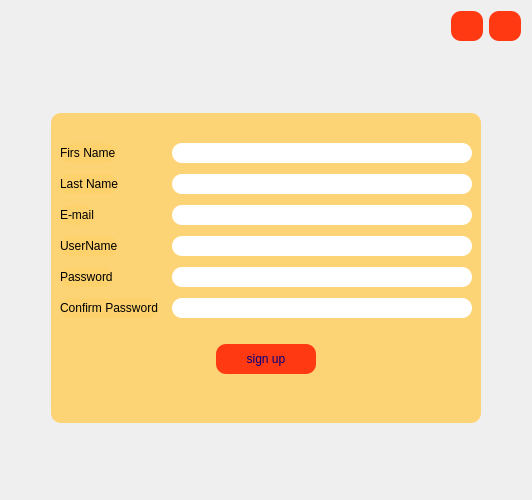
Qt form signup.ui (fatemebd/Library) before a commit.
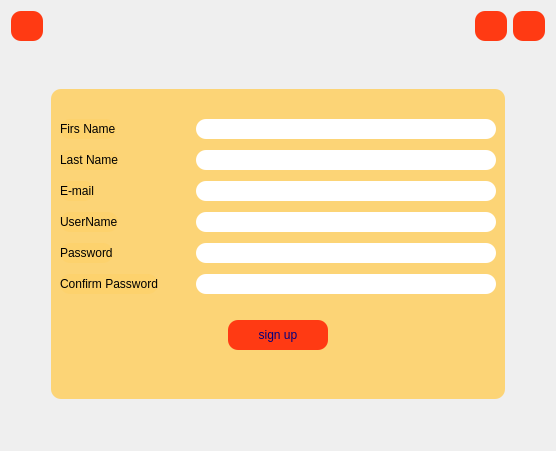
The same form after that commit. Icons and pictures are not drawn.

Commit message: Adding return button

Diff of the .ui file:
```diff
--- a/signup.ui
+++ b/signup.ui
@@ -6,8 +6,8 @@
    <rect>
     <x>0</x>
     <y>0</y>
-    <width>532</width>
-    <height>500</height>
+    <width>556</width>
+    <height>451</height>
    </rect>
   </property>
   <property name="sizePolicy">
@@ -19,7 +19,7 @@
   <property name="minimumSize">
    <size>
     <width>500</width>
-    <height>500</height>
+    <height>400</height>
    </size>
   </property>
   <property name="windowTitle">
@@ -45,6 +45,26 @@
      <property name="topMargin">
       <number>0</number>
      </property>
+     <item>
+      <widget class="QPushButton" name="back">
+       <property name="minimumSize">
+        <size>
+         <width>30</width>
+         <height>30</height>
+        </size>
+       </property>
+       <property name="cursor">
+        <cursorShape>PointingHandCursor</cursorShape>
+       </property>
+       <property name="text">
+        <string/>
+       </property>
+       <property name="icon">
+        <iconset resource="rec.qrc">
+         <normaloff>:/images/images/return.png</normaloff>:/images/images/return.png</iconset>
+       </property>
+      </widget>
+     </item>
      <item>
       <spacer name="horizontalSpacer">
        <property name="orientation">
```
Left out of the diff: 2 changed lines with no effect on the pictures. The commit also changes 8 other files.
